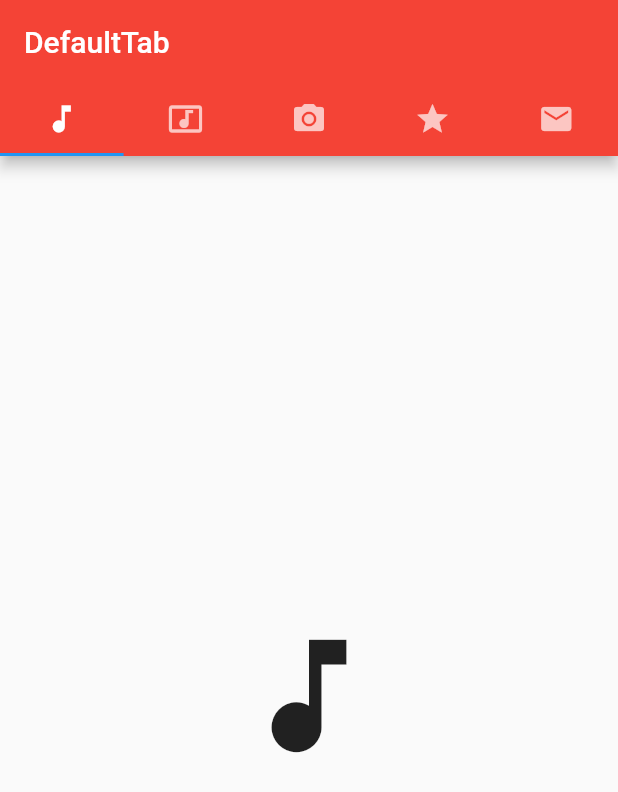
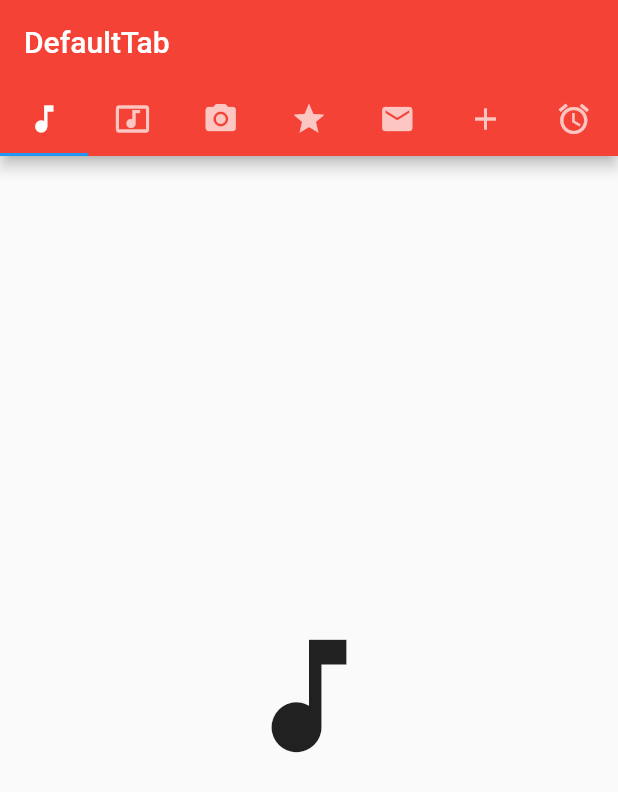
Before and after one commit to Sunil-731820/flutter_default_Tab, a Flutter app: the screen it shows after launch, on a phone screen of 412 x 824 dp. Shown: the top 792 px of the screen. Run offline on Flutter 3.47's test engine with Material 2 defaults, Android fonts, the light colour scheme and no system bars.

Commit message:
second commit

```diff
--- a/app_name/lib/main.dart
+++ b/app_name/lib/main.dart
@@ -10,7 +10,7 @@ class MyApp extends StatelessWidget {
   Widget build(BuildContext context) {
     return MaterialApp(
       home: DefaultTabController(
-        length: 5,
+        length: 7,
         child: Scaffold(
           appBar: AppBar(
             bottom: TabBar(
@@ -19,7 +19,9 @@ class MyApp extends StatelessWidget {
                 Tab(icon: Icon(Icons.music_video)),
                 Tab(icon: Icon(Icons.camera_alt)),
                 Tab(icon: Icon(Icons.grade)),
-                Tab(icon: Icon(Icons.email))
+                Tab(icon: Icon(Icons.email)),
+                Tab(icon: Icon(Icons.add)),
+                Tab(icon: Icon(Icons.alarm))
               ],
             ),
             title: Text("DefaultTab"),
@@ -32,6 +34,8 @@ class MyApp extends StatelessWidget {
               Icon(Icons.camera_alt, size: 100, semanticLabel: "camera"),
               Icon(Icons.grade, size: 100),
               Icon(Icons.email, size: 100),
+              Icon(Icons.add, size: 100),
+              Icon(Icons.alarm, size: 100)
             ],
           ),
         ),
```
